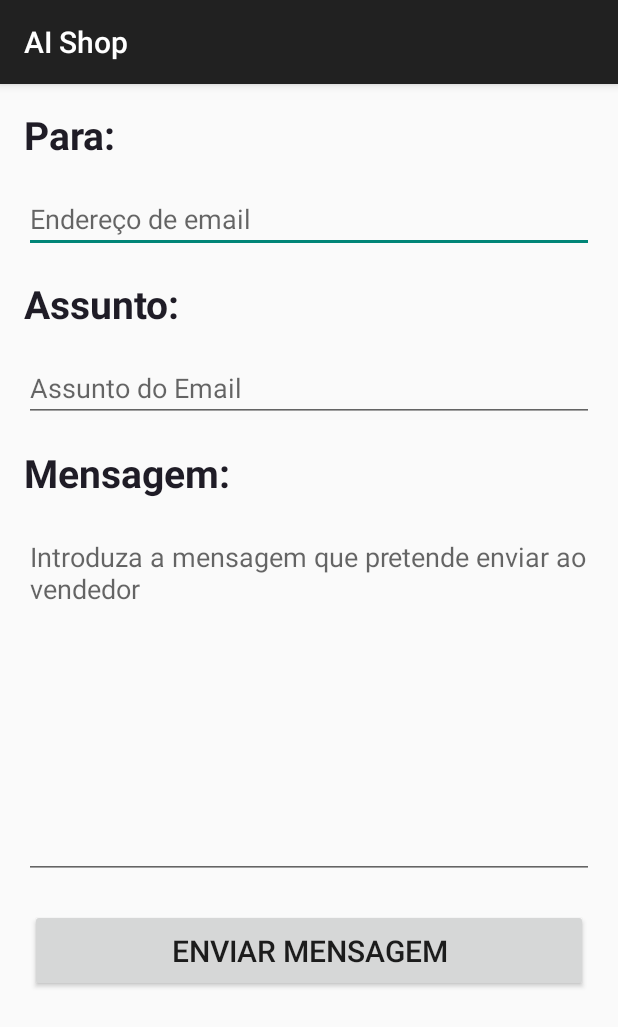
After one commit to aluno20482/AIBuyISell, an Android app built with Jetpack Compose: the SubmitEmailActivity screen opened directly, with no data from a screen before it, on a phone screen of 412 x 824 dp. The commit adds this screen. Shown: the top 1027 px of the screen. Run offline under Robolectric (Android 15) with nearby library versions, the phone set to English and light mode, and no system bars.

Commit message:
Enviar mensagem através de email para haver comunicação entre os 2 utlizadores

```diff
--- a/app/build.gradle
+++ b/app/build.gradle
@@ -12,6 +12,8 @@ plugins {
     //id 'androidx.navigation.safeargs.kotlin'
     //id 'dagger.hilt.android.plugin'
 }
+
+
 
 android {
     namespace 'com.example.projeto'
@@ -38,6 +40,10 @@ android {
             proguardFiles getDefaultProguardFile('proguard-android-optimize.txt'), 'proguard-rules.pro'
         }
     }
+
+
+
+
     compileOptions {
         sourceCompatibility JavaVersion.VERSION_1_8
         targetCompatibility JavaVersion.VERSION_1_8
--- a/app/src/main/java/com/example/projeto/activities/ForgotPasswordActivity.kt
+++ b/app/src/main/java/com/example/projeto/activities/ForgotPasswordActivity.kt
@@ -51,6 +51,11 @@ class ForgotPasswordActivity : AppCompatActivity() {
                             finish()
                         } else {
                             //showErrorSnackBar(task.exception!!.message.toString(), true)
+                            Toast.makeText(
+                                this@ForgotPasswordActivity,
+                                "Introduza um email registado na AI",
+                                Toast.LENGTH_LONG
+                            ).show()
                         }
                     }
             }
--- /dev/null
+++ b/app/src/main/java/com/example/projeto/activities/SubmitEmailActivity.kt
@@ -0,0 +1,66 @@
+package com.example.projeto.activities
+
+import android.content.Intent
+import android.net.Uri
+import androidx.appcompat.app.AppCompatActivity
+import android.os.Bundle
+import android.widget.Toast
+import com.example.projeto.R
+import com.example.projeto.databinding.ActivityAdditemBinding
+import com.example.projeto.databinding.ActivitySubmitEmailBinding
+
+class SubmitEmailActivity : AppCompatActivity() {
+
+    //usar o bidding
+    lateinit var binding: ActivitySubmitEmailBinding
+
+    override fun onCreate(savedInstanceState: Bundle?) {
+        super.onCreate(savedInstanceState)
+        //usar o bidding
+        binding = ActivitySubmitEmailBinding.inflate(layoutInflater)
+        setContentView(binding.root)
+
+
+        //Ao clicar no botão obetem os valores de entrada e chama o metedo enviarEmail
+        binding.activitySubmitEmailBotaoEnviarEmail.setOnClickListener {
+
+            val emailDestinatario = binding.activitySubmitEmailEmailDestinatario.text.toString().trim()
+            val assunto = binding.activitySubmitEmailEmailAssunto.text.toString().trim()
+            val mensagem = binding.activitySubmitEmailEmailMensagem.text.toString().trim()
+
+            //chamadar o método para intenção de enviar e-mail, com os parâmetros de entrada
+            enviarEmail(emailDestinatario, assunto, mensagem)
+        }
+    }
+
+
+    private fun enviarEmail(emailDestinatario: String, assunto: String, mensagem: String) {
+
+        //ACTION_SEND ação para iniciar um cliente de e-mail instalado em seu dispositivo Android.
+        val mIntent = Intent(Intent.ACTION_SEND)
+
+        //Para enviar um e-mail, necessário  mailto: como URI usando o método setData()
+        mIntent.data = Uri.parse("mailto:")
+        //tipo de dados será text/plain usando o método setType()
+        mIntent.type = "text/plain"
+
+        // coloca o emailDestinatario  na intenção
+        //destinatário é colocado como array  para se poder enviar a mais que um ultizador  separado por vírgula (,)
+        mIntent.putExtra(Intent.EXTRA_EMAIL, arrayOf(emailDestinatario))
+        //coloca o assunto na intenção
+        mIntent.putExtra(Intent.EXTRA_SUBJECT, assunto)
+        //coloca a mensagem no intent
+        mIntent.putExtra(Intent.EXTRA_TEXT, mensagem)
+
+        //dados vazios
+        if(emailDestinatario.isEmpty() || assunto.isEmpty()  || mensagem.isEmpty() ){
+            Toast.makeText(this,"Introduza os dados",
+                Toast.LENGTH_SHORT
+            ).show()
+        }else{
+            //inicia intenção de e-mail, mensagem que aparece na inteção
+            startActivity(Intent.createChooser(mIntent, "Escolha um cliente de e-mail..."))
+        }
+
+    }
+}
--- a/app/src/main/res/layout/activity_main.xml
+++ b/app/src/main/res/layout/activity_main.xml
@@ -35,6 +35,7 @@
             android:textSize="30dp"
             android:layout_centerVertical="true"
             />
+
         <TextView
             android:id="@+id/tv_main_mostrar_morada"
             android:layout_width="match_parent"
@@ -76,7 +77,6 @@
             android:layout_marginTop="30dp"
             android:layout_marginBottom="30dp"
             android:background="@drawable/button_background"
-
             android:text="Home"
             android:textAllCaps="false"
             android:textSize="21sp" />
@@ -88,8 +88,7 @@
             android:layout_marginTop="30dp"
             android:layout_marginBottom="30dp"
             android:background="@drawable/button_background"
-
-            android:text="Home"
+            android:text="Adiconar Produtos"
             android:textAllCaps="false"
             android:textSize="21sp" />
 
--- /dev/null
+++ b/app/src/main/res/layout/activity_submit_email.xml
@@ -0,0 +1,73 @@
+<?xml version="1.0" encoding="utf-8"?>
+<LinearLayout
+    xmlns:android="http://schemas.android.com/apk/res/android"
+    xmlns:app="http://schemas.android.com/apk/res-auto"
+    xmlns:tools="http://schemas.android.com/tools"
+    android:layout_width="match_parent"
+    android:layout_height="match_parent"
+    android:orientation="vertical"
+    tools:context=".activities.SubmitEmailActivity">
+
+    <!--Para-->
+    <TextView
+        android:layout_width="wrap_content"
+        android:layout_height="wrap_content"
+        android:text="Para: "
+        android:textColor="@color/colorPrimaryDark"
+        android:layout_margin="16dp"
+        android:textSize="26sp"
+        android:textStyle="bold"/>
+
+    <EditText
+        android:id="@+id/activity_submit_email_Email_Destinatario"
+        android:layout_width="match_parent"
+        android:layout_height="wrap_content"
+        android:layout_marginHorizontal="16dp"
+        android:hint="Endereço de email"/>
+
+    <!--Assunto-->
+    <TextView
+        android:layout_width="wrap_content"
+        android:layout_height="wrap_content"
+        android:text="Assunto:"
+        android:textColor="@color/colorPrimaryDark"
+        android:layout_margin="16dp"
+        android:textSize="26sp"
+        android:textStyle="bold"/>
+
+    <EditText
+        android:id="@+id/activity_submit_email_Email_Assunto"
+        android:layout_width="match_parent"
+        android:layout_height="wrap_content"
+        android:layout_marginHorizontal="16dp"
+        android:hint="Assunto do Email"/>
+
+    <!--Mensagem-->
+    <TextView
+        android:layout_width="wrap_content"
+        android:layout_height="wrap_content"
+        android:text="Mensagem:"
+        android:textColor="@color/colorPrimaryDark"
+        android:layout_margin="16dp"
+        android:textSize="26sp"
+        android:textStyle="bold"/>
+
+    <EditText
+        android:id="@+id/activity_submit_email_Email_Mensagem"
+        android:layout_width="match_parent"
+        android:layout_height="wrap_content"
+        android:layout_marginHorizontal="16dp"
+        android:hint="Introduza a mensagem que pretende enviar ao vendedor"
+        android:lines="10"
+        android:gravity="start"/>
+
+    <!--Botão-->
+    <Button
+        android:id="@+id/activity_submit_email_botao_enviar_email"
+        android:layout_width="match_parent"
+        android:layout_height="55dp"
+        android:text="Enviar Mensagem"
+        android:textSize="20sp"
+        android:layout_margin="20dp"/>
+
+</LinearLayout>
```
Also changed, not shown: app/src/main/AndroidManifest.xml (+7 -0 lines), app/src/main/java/com/example/projeto/activities/LoginActivity.kt (+14 -0 lines), app/src/main/java/com/example/projeto/fragment/shopping/ProfileFragment.kt (+42 -1 lines), app/src/main/res/layout/activity_login.xml (+10 -0 lines), app/src/main/res/layout/fragment_profile.xml (+26 -2 lines).
